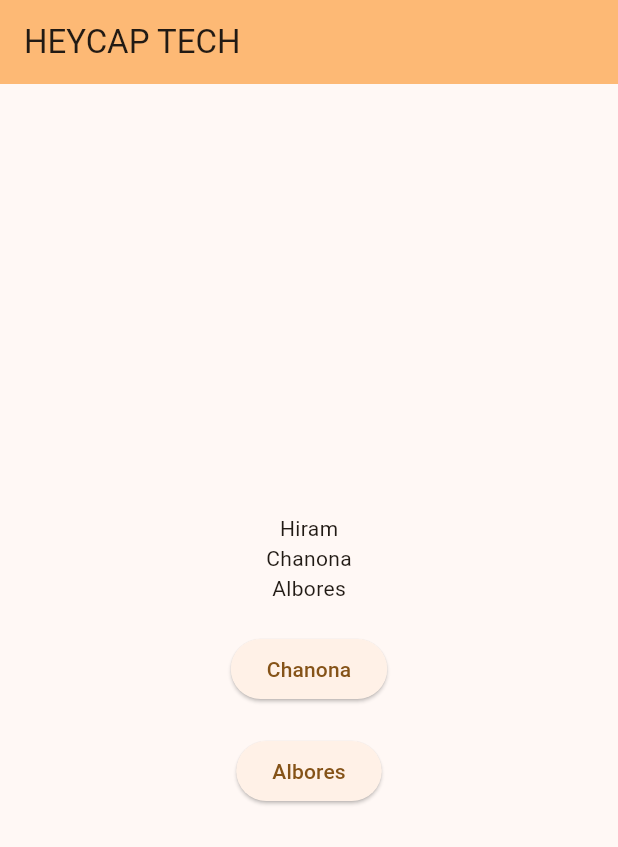
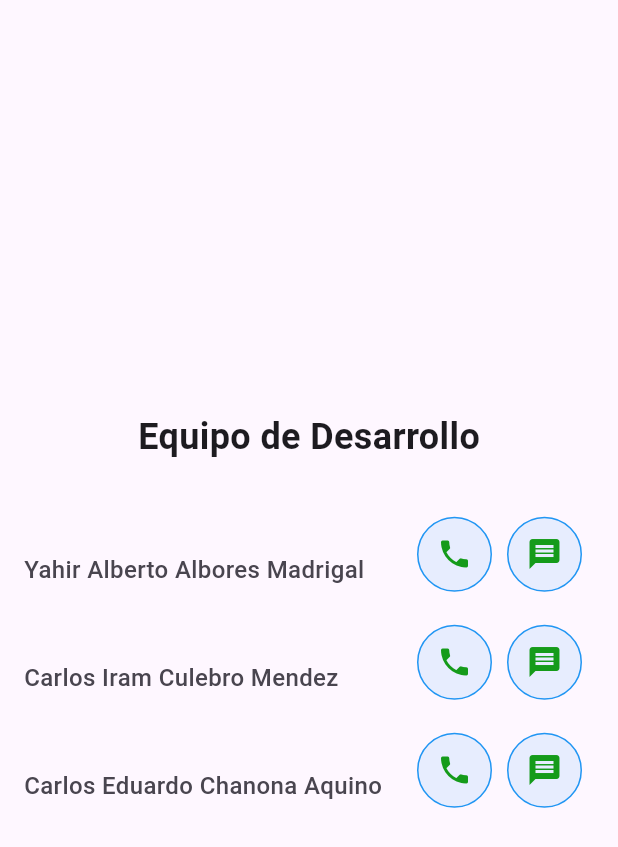
Before and after one commit to HiramZednem/HEYCAP-FLUTTER, a Flutter app: the screen it shows after launch, on a phone screen of 412 x 824 dp. Shown: the top 847 px of the screen. Run offline on Flutter 3.47's test engine with Material 3 defaults, Android fonts, the phone set to English and light mode, and no system bars.

Commit message:
[ADD] Subiendo vista home con funcionalidad de llamadas y sms

```diff
--- a/lib/main.dart
+++ b/lib/main.dart
@@ -1,4 +1,5 @@
 import 'package:flutter/material.dart';
+import 'screen/home.dart';
 
 void main() {
   runApp(const MyApp());
@@ -10,57 +11,11 @@ class MyApp extends StatelessWidget {
   @override
   Widget build(BuildContext context) {
     return MaterialApp(
-      title: 'HEYCAP TECH',
+      title: 'Flutter Demo',
       theme: ThemeData(
-        colorScheme: ColorScheme.fromSeed(seedColor: Colors.orange),
-        useMaterial3: true,
+        primarySwatch: Colors.blue,
       ),
-      home: const MyHomePage(title: 'HEYCAP TECH'),
+      home: const Home(),
     );
   }
 }
-
-class MyHomePage extends StatefulWidget {
-  const MyHomePage({super.key, required this.title});
-
-  final String title;
-
-  @override
-  State<MyHomePage> createState() => _MyHomePageState();
-}
-
-class _MyHomePageState extends State<MyHomePage> {
-  @override
-  Widget build(BuildContext context) {
-    return Scaffold(
-      appBar: AppBar(
-        backgroundColor: Theme.of(context).colorScheme.inversePrimary,
-        title: Text(widget.title),
-      ),
-      body: Center(
-        child: Column(
-          mainAxisAlignment: MainAxisAlignment.center,
-          children: <Widget>[
-            const Text('Hiram'),
-            const Text('Chanona'),
-            const Text('Albores'),
-            const SizedBox(height: 20), // Espacio entre el texto y el botón
-            ElevatedButton(
-              onPressed: () {
-                print('Mensaje');
-              },
-              child: const Text('Chanona'),
-            ),
-            const SizedBox(height: 20), // Espacio entre el texto y el botón
-            ElevatedButton(
-              onPressed: () {
-                print('Llamada');
-              },
-              child: const Text('Albores'),
-            ),
-          ],
-        ),
-      ),
-    );
-  }
-}
--- /dev/null
+++ b/lib/screen/home.dart
@@ -0,0 +1,96 @@
+import 'package:flutter/material.dart';
+import 'package:url_launcher/url_launcher.dart';
+
+class Home extends StatelessWidget {
+  const Home({super.key});
+
+  @override
+  Widget build(BuildContext context) {
+    final Map<String, Map<String, String>> teamMembers = {
+      'Miembro1': {
+        'name': 'Yahir Alberto Albores Madrigal',
+        'phone': '9613234438',
+      },
+      'Miembro2': {
+        'name': 'Carlos Iram Culebro Mendez',
+        'phone': '9613321460'
+      },
+      'Miembro3': {
+        'name': 'Carlos Eduardo Chanona Aquino',
+        'phone': '9614309361'
+      },
+    };
+
+    final List<Widget> teamMembersList = teamMembers.entries.map((entry) {
+      return ListTile(
+          subtitle: Text(entry.value['name'] ?? '',
+              style:
+                  const TextStyle(fontSize: 16, fontWeight: FontWeight.w500)),
+          trailing: Row(
+            mainAxisSize: MainAxisSize.min,
+            children: [
+              Container(
+                decoration: BoxDecoration(
+                  border: Border.all(color: Colors.blue),
+                  borderRadius: BorderRadius.circular(50),
+                  color: Colors.blue.withOpacity(0.1),
+                ),
+                child: IconButton(
+                  color: const Color.fromARGB(255, 21, 155, 26),
+                  icon: const Icon(Icons.phone),
+                  onPressed: () async {
+                    final phoneNumber = Uri.parse('tel:${entry.value['phone']}');
+                    if (await canLaunchUrl(phoneNumber)) {
+                      await launchUrl(phoneNumber);
+                    } else {
+                      throw 'Could not launch $phoneNumber';
+                    }
+                  },
+                ),
+              ),
+
+              const SizedBox(width: 10),
+              Container(
+                decoration: BoxDecoration(
+                  border: Border.all(color: Colors.blue),
+                  borderRadius: BorderRadius.circular(50),
+                  color: Colors.blue.withOpacity(0.1),
+                ),
+
+                child: IconButton(
+                  color: const Color.fromARGB(255, 21, 155, 26),
+                  icon: const Icon(Icons.message),
+                  onPressed: () async {
+                    final menssageNumber = Uri.parse('sms:${entry.value['phone']}');
+                    if (await launchUrl(menssageNumber)) {
+                      await launchUrl(menssageNumber);
+                    } else {
+                      throw 'Could not launch $menssageNumber';
+                    }
+                  },
+                ),
+
+
+              )
+            ],
+          ));
+    }).toList();
+
+    return Scaffold(
+        body: Center(
+      child: Column(
+          mainAxisAlignment: MainAxisAlignment.center,
+          children: <Widget>[
+            const Text(
+              'Equipo de Desarrollo',
+              style: TextStyle(fontSize: 24, fontWeight: FontWeight.bold),
+            ),
+            const SizedBox(height: 25),
+            Column(
+              children: teamMembersList,
+            ),
+
+          ]),
+    ));
+  }
+}
--- a/pubspec.yaml
+++ b/pubspec.yaml
@@ -30,6 +30,7 @@ environment:
 dependencies:
   flutter:
     sdk: flutter
+  url_launcher: ^6.0.20
 
 
   # The following adds the Cupertino Icons font to your application.
@@ -39,6 +40,7 @@ dependencies:
 dev_dependencies:
   flutter_test:
     sdk: flutter
+
 
   # The "flutter_lints" package below contains a set of recommended lints to
   # encourage good coding practices. The lint set provided by the package is
```
Also changed, not shown: 1 other file.
